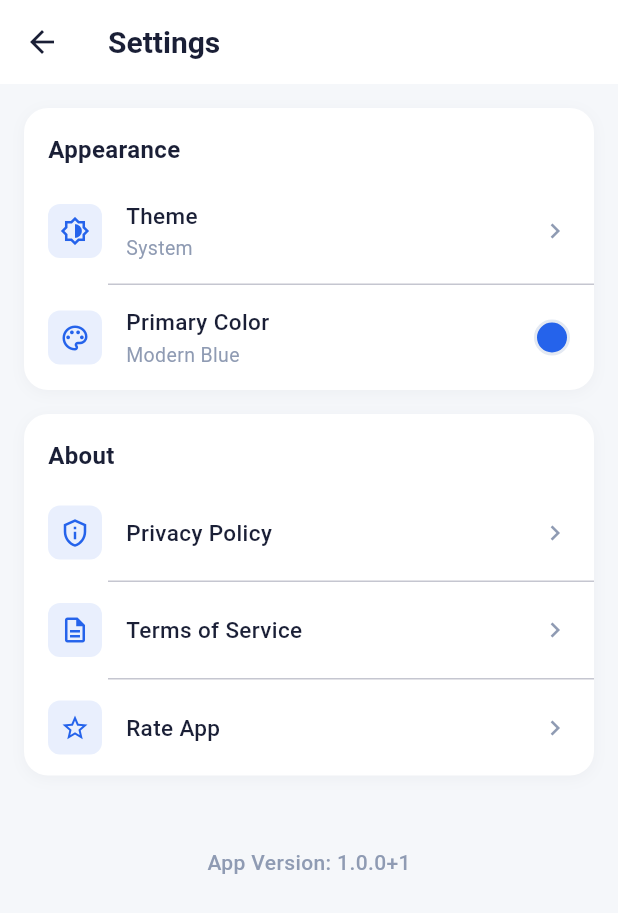
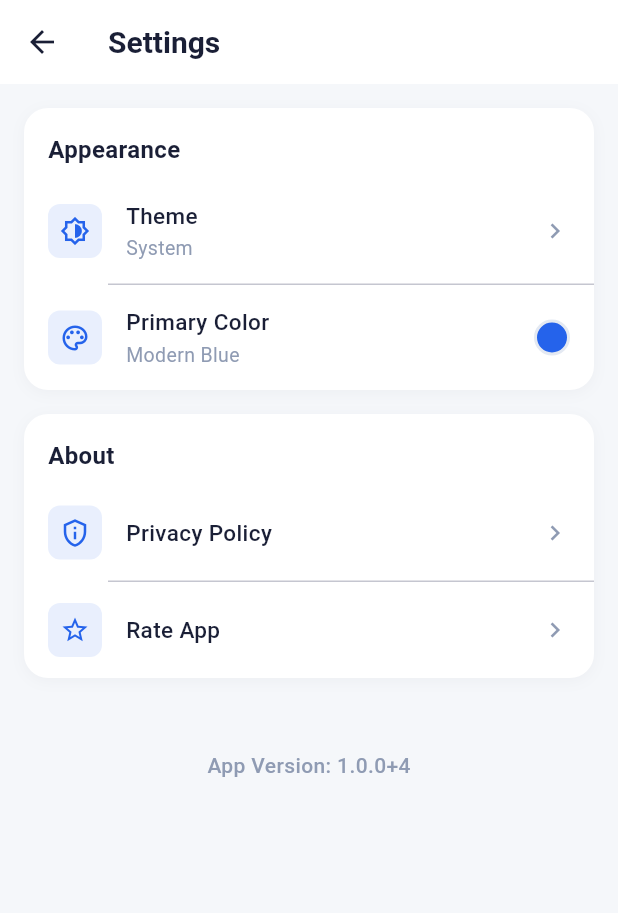
Before and after one commit to saty-a/DeadlineDash, a Flutter app: the screen it shows after launch, after a tap on the "settings" icon, on a phone screen of 412 x 824 dp. Shown: the top 913 px of the screen. Run offline on Flutter 3.47's test engine with Material 3 defaults, Android fonts, the phone set to English and light mode, and no system bars; our stand-ins replace equatable, flutter_bloc, hive_ce, hive_ce_flutter, package_info_plus, shared_preferences and 1 more; missing offline and left inert: home_widget; accounts and stored records are empty.

Commit message:
Add: store listing info

```diff
--- a/lib/main.dart
+++ b/lib/main.dart
@@ -31,7 +31,7 @@ class MyApp extends StatelessWidget {
       child: Consumer<ThemeProvider>(
         builder: (context, themeProvider, _) {
           return MaterialApp(
-            title: 'DeadlineDash',
+            title: 'DeadlineFlow',
             theme: themeProvider.getLightTheme(),
             darkTheme: themeProvider.getDarkTheme(),
             themeMode: themeProvider.themeMode,
--- a/lib/presentation/screens/home_screen.dart
+++ b/lib/presentation/screens/home_screen.dart
@@ -105,7 +105,7 @@ class _HomeScreenState extends State<HomeScreen> with TickerProviderStateMixin {
           crossAxisAlignment: CrossAxisAlignment.start,
           children: [
             Text(
-              'Deadline Dash',
+              'Deadline Flow',
               style: TextStyle(
                 color: Theme.of(context).textTheme.titleLarge?.color,
                 fontSize: 28,
--- a/lib/presentation/screens/settings_screen.dart
+++ b/lib/presentation/screens/settings_screen.dart
@@ -15,9 +15,7 @@ class SettingsScreen extends StatefulWidget {
 class _SettingsScreenState extends State<SettingsScreen> {
   String _appVersion = 'Loading...';
 
-  // TODO: Update these URLs with your actual Privacy Policy and Terms of Service URLs
-  static const String _privacyPolicyUrl = 'https://www.example.com/privacy-policy';
-  static const String _termsOfServiceUrl = 'https://www.example.com/terms-of-service';
+  static const String _privacyPolicyUrl = 'https://sites.google.com/view/deadlineflow/home';
   static const String _playStorePackageName = 'com.sun2.chessclock';
 
   @override
@@ -46,18 +44,6 @@ class _SettingsScreenState extends State<SettingsScreen> {
         builder: (context) => const WebViewScreen(
           title: 'Privacy Policy',
           url: _privacyPolicyUrl,
-        ),
-      ),
-    );
-  }
-
-  Future<void> _openTermsOfService() async {
-    Navigator.push(
-      context,
-      MaterialPageRoute(
-        builder: (context) => const WebViewScreen(
-          title: 'Terms of Service',
-          url: _termsOfServiceUrl,
         ),
       ),
     );
@@ -213,12 +199,6 @@ class _SettingsScreenState extends State<SettingsScreen> {
                     icon: Icons.privacy_tip_outlined,
                     title: 'Privacy Policy',
                     onTap: _openPrivacyPolicy,
-                  ),
-                  const Divider(height: 1, indent: 56),
-                  _buildSettingsTile(
-                    icon: Icons.description_outlined,
-                    title: 'Terms of Service',
-                    onTap: _openTermsOfService,
                   ),
                   const Divider(height: 1, indent: 56),
                   _buildSettingsTile(
--- a/pubspec.yaml
+++ b/pubspec.yaml
@@ -1,5 +1,5 @@
-name: deadlinedash
-description: "DeadlineDash"
+name: deadlineflow
+description: "DeadlineFlow"
 # The following line prevents the package from being accidentally published to
 # pub.dev using `flutter pub publish`. This is preferred for private packages.
 publish_to: 'none' # Remove this line if you wish to publish to pub.dev
@@ -16,7 +16,7 @@ publish_to: 'none' # Remove this line if you wish to publish to pub.dev
 # https://developer.apple.com/library/archive/documentation/General/Reference/InfoPlistKeyReference/Articles/CoreFoundationKeys.html
 # In Windows, build-name is used as the major, minor, and patch parts
 # of the product and file versions while build-number is used as the build suffix.
-version: 1.0.0+1
+version: 1.0.0+4
 
 environment:
   sdk: ^3.7.2
```
Also changed, not shown: lib/hive_registrar.g.dart, 13 other files.
